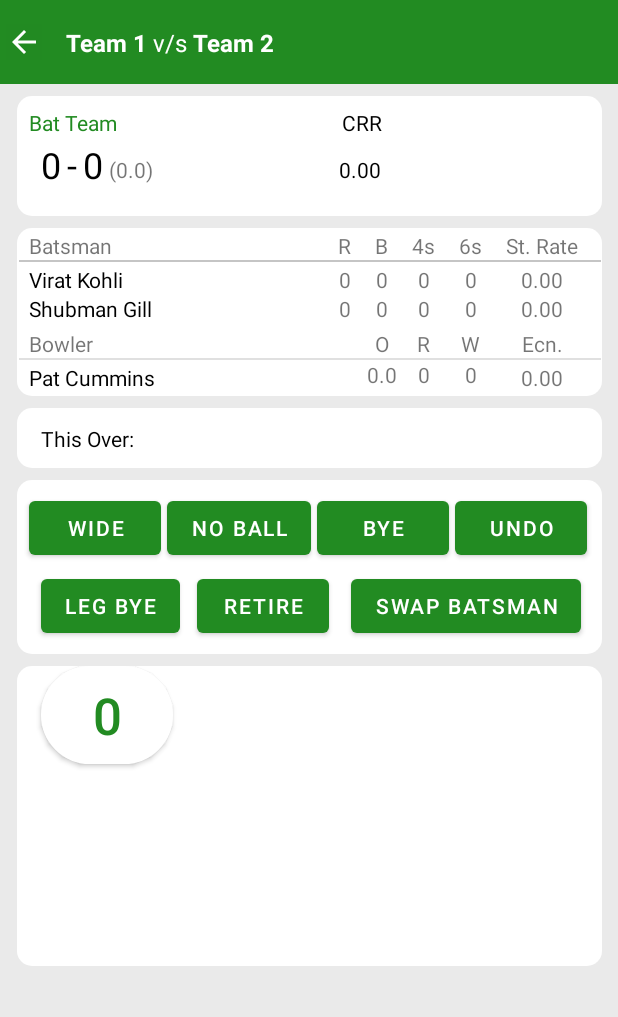
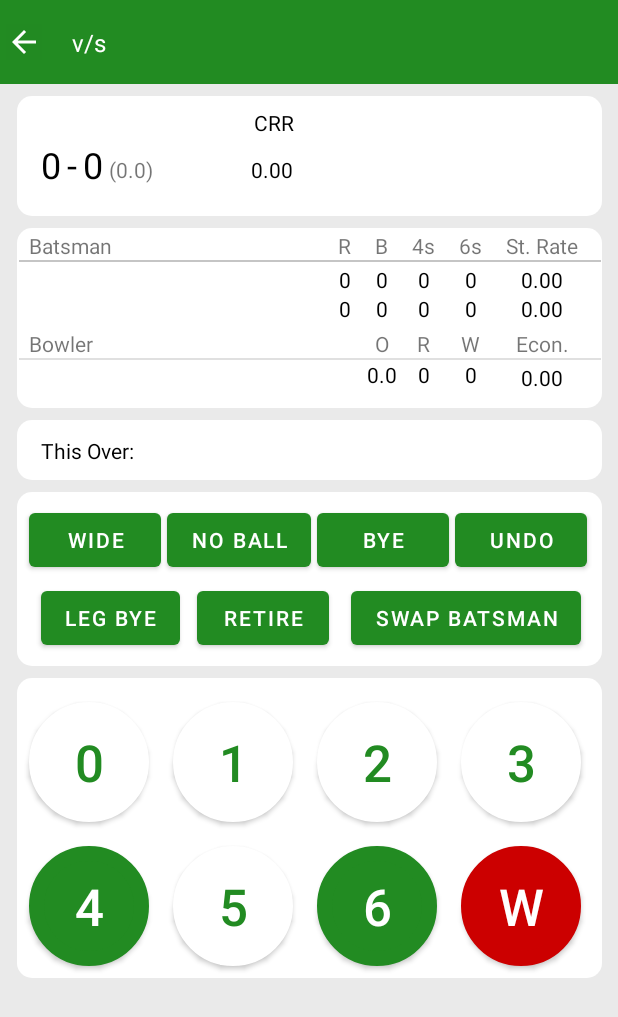
Before and after one commit to karanjotsingh16/cricketscorerbyck, an Android app: the scoreBoard screen opened directly, with no data from a screen before it, on a phone screen of 412 x 824 dp. Shown: the top 1017 px of the screen. Run offline under Robolectric (Android 15) with nearby library versions, the phone set to English and light mode, and no system bars; 1 statement that could not run was skipped.

Commit message:
2nd commit

```diff
--- a/app/src/main/java/com/karancreations/cricketscorerbyck/CustomMatchInput.java
+++ b/app/src/main/java/com/karancreations/cricketscorerbyck/CustomMatchInput.java
@@ -18,6 +18,8 @@ public class CustomMatchInput extends AppCompatActivity {
     static String resToss;
     static String totOvers;
     static String totPlayers;
+
+    static String bat;
 
 
     @Override
@@ -61,14 +63,18 @@ public class CustomMatchInput extends AppCompatActivity {
                 if (binding.tossTeam1.isChecked()) {
                     if (binding.bat.isChecked()) {
                         resToss = nameTeam1 + " opted to bat first";
+                        bat = nameTeam1;
                     } else if(binding.bowl.isChecked()){
                         resToss = nameTeam1 + " opted to bowl first";
+                        bat = nameTeam2;
                     }
                 } else if (binding.tossTeam2.isChecked()) {
                     if (binding.bat.isChecked()) {
                         resToss = nameTeam2 + " opted to bat first";
+                        bat = nameTeam2;
                     } else if (binding.bowl.isChecked()){
                         resToss = nameTeam2 + " opted to bowl first";
+                        bat  = nameTeam1;
                     }
                 }
 
--- a/app/src/main/java/com/karancreations/cricketscorerbyck/scoreBoard.java
+++ b/app/src/main/java/com/karancreations/cricketscorerbyck/scoreBoard.java
@@ -3,11 +3,51 @@ package com.karancreations.cricketscorerbyck;
 import androidx.appcompat.app.AppCompatActivity;
 
 import android.os.Bundle;
+import android.view.View;
 
 import com.karancreations.cricketscorerbyck.databinding.ActivityScoreBoardBinding;
+import com.karancreations.cricketscorerbyck.playerDetails;
 
 public class scoreBoard extends AppCompatActivity {
     ActivityScoreBoardBinding binding;
+
+    String scStriker;
+    String scnonStriker;
+    String scBowler;
+    String team1;
+    String team2;
+    String teambat;
+    int totRuns = 0;
+
+    String runs;
+    int overs = 0;
+    int balls = 0;
+    String totOvers;
+    String totBalls;
+    int wickets = 0;
+    String wick;
+    int totPlayers;
+
+    @Override
+    protected void onStart() {
+        super.onStart();
+        scStriker = playerDetails.striker;
+        scnonStriker = playerDetails.nonStriker;
+        scBowler = playerDetails.openingBowler;
+        team1 = CustomMatchInput.nameTeam1;
+        team2 = CustomMatchInput.nameTeam2;
+        teambat = CustomMatchInput.bat;
+
+        totPlayers = Integer.parseInt(CustomMatchInput.totPlayers);
+
+        binding.strikersb.setText(scStriker);
+        binding.nstrikersb.setText(scnonStriker);
+        binding.bowlersb.setText(scBowler);
+        binding.t1name.setText(team1);
+        binding.t2name.setText(team2);
+        binding.batteam.setText(teambat);
+
+    }
 
     @Override
     protected void onCreate(Bundle savedInstanceState) {
@@ -17,5 +57,191 @@ public class scoreBoard extends AppCompatActivity {
 
         getSupportActionBar().hide();  // To hide Title Bar
 
+       onStart();
+
+       binding.btn0run.setOnClickListener(new View.OnClickListener() {
+           @Override
+           public void onClick(View view) {
+               totRuns += 0;
+               runs = Integer.toString(totRuns);
+               binding.totruns.setText(runs);
+
+               balls += 1;
+               if (balls == 6){
+                   balls = 0;
+                   overs += 1;
+               }
+               totBalls = Integer.toString(balls);
+               totOvers = Integer.toString(overs);
+
+               binding.balls.setText(totBalls);
+               binding.totovers.setText(totOvers);
+
+           }
+       });
+
+       binding.btn1run.setOnClickListener(new View.OnClickListener() {
+           @Override
+           public void onClick(View view) {
+               totRuns += 1;
+               runs = Integer.toString(totRuns);
+               binding.totruns.setText(runs);
+
+               balls += 1;
+               if (balls == 6){
+                   balls = 0;
+                   overs += 1;
+               }
+               totBalls = Integer.toString(balls);
+               totOvers = Integer.toString(overs);
+
+               binding.balls.setText(totBalls);
+               binding.totovers.setText(totOvers);
+
+           }
+       });
+
+
+
+        binding.btn2run.setOnClickListener(new View.OnClickListener() {
+            @Override
+            public void onClick(View view) {
+                totRuns += 2;
+                runs = Integer.toString(totRuns);
+                binding.totruns.setText(runs);
+
+                balls += 1;
+                if (balls == 6){
+                    balls = 0;
+                    overs += 1;
+                }
+                totBalls = Integer.toString(balls);
+                totOvers = Integer.toString(overs);
+
+                binding.balls.setText(totBalls);
+                binding.totovers.setText(totOvers);
+
+
+            }
+        });
+
+
+
+        binding.btn3run.setOnClickListener(new View.OnClickListener() {
+            @Override
+            public void onClick(View view) {
+                totRuns += 3;
+                runs = Integer.toString(totRuns);
+                binding.totruns.setText(runs);
+
+                balls += 1;
+                if (balls == 6){
+                    balls = 0;
+                    overs += 1;
+                }
+                totBalls = Integer.toString(balls);
+                totOvers = Integer.toString(overs);
+
+                binding.balls.setText(totBalls);
+                binding.totovers.setText(totOvers);
+
+
+            }
+        });
+
+
+
+        binding.btn4run.setOnClickListener(new View.OnClickListener() {
+            @Override
+            public void onClick(View view) {
+                totRuns += 4;
+                runs = Integer.toString(totRuns);
+                binding.totruns.setText(runs);
+
+                balls += 1;
+                if (balls == 6){
+                    balls = 0;
+                    overs += 1;
+                }
+                totBalls = Integer.toString(balls);
+                totOvers = Integer.toString(overs);
+
+                binding.balls.setText(totBalls);
+                binding.totovers.setText(totOvers);
+
+
+            }
+        });
+
+
+        binding.btn5run.setOnClickListener(new View.OnClickListener() {
+            @Override
+            public void onClick(View view) {
+                totRuns += 5;
+                runs = Integer.toString(totRuns);
+                binding.totruns.setText(runs);
+
+                balls += 1;
+                if (balls == 6){
+                    balls = 0;
+                    overs += 1;
+                }
+                totBalls = Integer.toString(balls);
+                totOvers = Integer.toString(overs);
+
+                binding.balls.setText(totBalls);
+                binding.totovers.setText(totOvers);
+
+
+            }
+        });
+
+
+        binding.btn6run.setOnClickListener(new View.OnClickListener() {
+            @Override
+            public void onClick(View view) {
+                totRuns += 6;
+                runs = Integer.toString(totRuns);
+                binding.totruns.setText(runs);
+
+                balls += 1;
+                if (balls == 6){
+                    balls = 0;
+                    overs += 1;
+                }
+                totBalls = Integer.toString(balls);
+                totOvers = Integer.toString(overs);
+
+                binding.balls.setText(totBalls);
+                binding.totovers.setText(totOvers);
+
+
+            }
+        });
+
+        binding.btnwicket.setOnClickListener(new View.OnClickListener() {
+            @Override
+            public void onClick(View view) {
+                wickets += 1;
+                wick = Integer.toString(wickets);
+                binding.totwickets.setText(wick);
+
+                balls += 1;
+                if (balls == 6){
+                    balls = 0;
+                    overs += 1;
+                }
+                totBalls = Integer.toString(balls);
+                totOvers = Integer.toString(overs);
+
+                binding.balls.setText(totBalls);
+                binding.totovers.setText(totOvers);
+
+
+            }
+        });
+
+
+
     }
 }
--- a/app/src/main/res/drawable/runsbtnbg.xml
+++ b/app/src/main/res/drawable/runsbtnbg.xml
@@ -4,7 +4,7 @@
         <shape android:shape="rectangle">
             <corners android:radius="1000dp"  />
             <solid android:color="@android:color/white" />
-            <stroke android:width="4dp" android:color="@color/forest_green" />
+            <stroke android:width="10dp" android:color="@color/forest_green" />
         </shape>
     </item>
 </selector>
--- a/app/src/main/res/layout/activity_score_board.xml
+++ b/app/src/main/res/layout/activity_score_board.xml
@@ -37,17 +37,117 @@
         app:layout_constraintTop_toBottomOf="@+id/constraintLayout4">
 
         <Button
-            android:id="@+id/button2"
-            android:layout_width="wrap_content"
-            android:layout_height="wrap_content"
-            android:layout_marginStart="16dp"
+            android:id="@+id/btn0run"
+            android:layout_width="80dp"
+            android:layout_height="80dp"
+            android:layout_marginStart="8dp"
+            android:layout_marginTop="16dp"
             android:background="@drawable/runsbtnbg"
             android:text="0"
             android:textColor="@color/forest_green"
             android:textSize="34sp"
             app:backgroundTint="@color/white"
             app:layout_constraintStart_toStartOf="parent"
-            tools:layout_editor_absoluteY="28dp" />
+            app:layout_constraintTop_toTopOf="parent" />
+
+        <Button
+            android:id="@+id/btn4run"
+            android:layout_width="80dp"
+            android:layout_height="80dp"
+            android:layout_marginStart="8dp"
+            android:layout_marginTop="16dp"
+            android:background="@drawable/runsbtnbg"
+            android:text="4"
+            android:textColor="@color/white"
+            android:textSize="34sp"
+            app:backgroundTint="@color/forest_green"
+            app:layout_constraintStart_toStartOf="parent"
+            app:layout_constraintTop_toBottomOf="@+id/btn0run" />
+
+        <Button
+            android:id="@+id/btn6run"
+            android:layout_width="80dp"
+            android:layout_height="80dp"
+            android:layout_marginStart="16dp"
+            android:layout_marginTop="16dp"
+            android:background="@drawable/runsbtnbg"
+            android:text="6"
+            android:textColor="@color/white"
+            android:textSize="34sp"
+            app:backgroundTint="@color/forest_green"
+            app:layout_constraintStart_toEndOf="@+id/btn5run"
+            app:layout_constraintTop_toBottomOf="@+id/btn0run" />
+
+        <Button
+            android:id="@+id/btnwicket"
+            android:layout_width="80dp"
+            android:layout_height="80dp"
+            android:layout_marginStart="16dp"
+            android:layout_marginTop="16dp"
+            android:background="@drawable/runsbtnbg"
+            android:text="w"
+            android:textColor="@color/white"
+            android:textSize="34sp"
+            app:backgroundTint="@android:color/holo_red_dark"
+            app:layout_constraintStart_toEndOf="@+id/btn6run"
+            app:layout_constraintTop_toBottomOf="@+id/btn0run" />
+
+        <Button
+            android:id="@+id/btn1run"
+            android:layout_width="80dp"
+            android:layout_height="80dp"
+            android:layout_marginStart="16dp"
+            android:layout_marginTop="16dp"
+            android:background="@drawable/runsbtnbg"
+            android:text="1"
+            android:textColor="@color/forest_green"
+            android:textSize="34sp"
+            app:backgroundTint="@color/white"
+            app:layout_constraintStart_toEndOf="@+id/btn0run"
+            app:layout_constraintTop_toTopOf="parent" />
+
+        <Button
+            android:id="@+id/btn5run"
+            android:layout_width="80dp"
+            android:layout_height="80dp"
+            android:layout_marginStart="16dp"
+            android:layout_marginTop="16dp"
+            android:background="@drawable/runsbtnbg"
+            android:text="5"
+            android:textColor="@color/forest_green"
+            android:textSize="34sp"
+            app:backgroundTint="@color/white"
+            app:layout_constraintStart_toEndOf="@+id/btn0run"
+            app:layout_constraintTop_toBottomOf="@+id/btn1run" />
+
+        <Button
+            android:id="@+id/btn2run"
+            android:layout_width="80dp"
+            android:layout_height="80dp"
+            android:layout_marginStart="16dp"
+            android:layout_marginTop="16dp"
+            android:background="@drawable/runsbtnbg"
+            android:text="2"
+            android:textColor="@color/forest_green"
+            android:textSize="34sp"
+            app:backgroundTint="@color/white"
+            app:layout_constraintStart_toEndOf="@+id/btn1run"
+            app:layout_constraintTop_toTopOf="parent" />
+
+        <Button
+            android:id="@+id/btn3run"
+            android:layout_width="80dp"
+            android:layout_height="80dp"
+            android:layout_marginStart="16dp"
+            android:layout_marginTop="16dp"
+            android:background="@drawable/runsbtnbg"
+            android:text="3"
+            android:textColor="@color/forest_green"
+            android:textSize="34sp"
+            app:backgroundTint="@color/white"
+            app:layout_constraintStart_toEndOf="@+id/btn2run"
+            app:layout_constraintTop_toTopOf="parent" />
+
     </androidx.constraintlayout.widget.ConstraintLayout>
 
     <TextView
@@ -265,8 +365,26 @@
             android:layout_width="wrap_content"
             android:layout_height="wrap_content"
             android:layout_marginTop="12dp"
+            android:text="."
+            app:layout_constraintStart_toEndOf="@+id/totovers"
+            app:layout_constraintTop_toBottomOf="@+id/batteam" />
+
+        <TextView
+            android:id="@+id/balls"
+            android:layout_width="wrap_content"
+            android:layout_height="wrap_content"
+            android:layout_marginTop="12dp"
+            android:text="0"
+            app:layout_constraintStart_toEndOf="@+id/textView11"
+            app:layout_constraintTop_toBottomOf="@+id/batteam" />
+
+        <TextView
+            android:id="@+id/textView21"
+            android:layout_width="wrap_content"
+            android:layout_height="wrap_content"
+            android:layout_marginTop="12dp"
             android:text=")"
-            app:layout_constraintStart_toEndOf="@+id/totovers"
+            app:layout_constraintStart_toEndOf="@+id/balls"
             app:layout_constraintTop_toBottomOf="@+id/batteam" />
 
         <TextView
@@ -274,7 +392,7 @@
             android:layout_width="wrap_content"
             android:layout_height="wrap_content"
             android:layout_marginTop="12dp"
-            android:text="0.0"
+            android:text="0"
             app:layout_constraintStart_toEndOf="@+id/textView9"
             app:layout_constraintTop_toBottomOf="@+id/batteam" />
 
@@ -354,7 +472,7 @@
     <androidx.constraintlayout.widget.ConstraintLayout
         android:id="@+id/constraintLayout2"
         android:layout_width="390dp"
-        android:layout_height="112dp"
+        android:layout_height="120dp"
         android:layout_marginStart="8dp"
         android:layout_marginTop="8dp"
         android:layout_marginEnd="8dp"
@@ -369,6 +487,7 @@
             android:layout_height="wrap_content"
             android:layout_marginTop="2dp"
             android:text="0"
+            android:textColor="@color/black"
             app:layout_constraintEnd_toEndOf="@+id/textView5"
             app:layout_constraintStart_toStartOf="@+id/textView5"
             app:layout_constraintTop_toBottomOf="@+id/divider" />
@@ -379,6 +498,7 @@
             android:layout_height="wrap_content"
             android:layout_marginTop="2dp"
             android:text="0"
+            android:textColor="@color/black"
             app:layout_constraintEnd_toEndOf="@+id/textView8"
             app:layout_constraintStart_toStartOf="@+id/textView8"
             app:layout_constraintTop_toBottomOf="@+id/divider" />
@@ -389,6 +509,7 @@
             android:layout_height="wrap_content"
             android:layout_marginTop="2dp"
             android:text="0"
+            android:textColor="@color/black"
             app:layout_constraintEnd_toEndOf="@+id/textView6"
             app:layout_constraintStart_toStartOf="@+id/textView6"
             app:layout_constraintTop_toBottomOf="@+id/divider" />
@@ -410,6 +531,7 @@
             android:layout_height="wrap_content"
             android:layout_marginTop="2dp"
             android:text="0.00"
+            android:textColor="@color/black"
             app:layout_constraintEnd_toEndOf="@+id/textView"
             app:layout_constraintStart_toStartOf="@+id/textView"
             app:layout_constraintTop_toBottomOf="@+id/divider" />
@@ -420,6 +542,7 @@
             android:layout_height="wrap_content"
             android:layout_marginTop="2dp"
             android:text="0"
+            android:textColor="@color/black"
             app:layout_constraintEnd_toEndOf="@+id/textView4"
             app:layout_constraintStart_toStartOf="@+id/textView4"
             app:layout_constraintTop_toBottomOf="@+id/divider" />
@@ -439,7 +562,7 @@
             android:layout_width="wrap_content"
             android:layout_height="wrap_content"
             android:layout_marginTop="4dp"
-            android:text="Ecn."
+            android:text="Econ."
             app:layout_constraintEnd_toEndOf="@+id/textView"
             app:layout_constraintStart_toStartOf="@+id/textView"
             app:layout_constraintTop_toBottomOf="@+id/nstrikerstrate" />
@@ -450,6 +573,7 @@
             android:layout_height="wrap_content"
             android:layout_marginTop="2dp"
             android:text="0.00"
+            android:textColor="@color/black"
             app:layout_constraintEnd_toEndOf="@+id/textView"
             app:layout_constraintStart_toStartOf="@+id/textView"
             app:layout_constraintTop_toBottomOf="@+id/divider5" />
@@ -459,6 +583,7 @@
             android:layout_width="wrap_content"
             android:layout_height="wrap_content"
             android:text="0.00"
+            android:textColor="@color/black"
             app:layout_constraintEnd_toEndOf="@+id/textView"
             app:layout_constraintStart_toStartOf="@+id/textView"
             app:layout_constraintTop_toBottomOf="@+id/strikerstrate" />
@@ -488,6 +613,7 @@
             android:layout_width="wrap_content"
             android:layout_height="wrap_content"
             android:text="0"
+            android:textColor="@color/black"
             app:layout_constraintEnd_toEndOf="@+id/textView4"
             app:layout_constraintStart_toStartOf="@+id/textView4"
             app:layout_constraintTop_toBottomOf="@+id/divider5" />
@@ -507,6 +633,7 @@
             android:layout_width="wrap_content"
             android:layout_height="wrap_content"
             android:text="0"
+            android:textColor="@color/black"
             app:layout_constraintEnd_toEndOf="@+id/textView5"
             app:layout_constraintStart_toStartOf="@+id/textView5"
             app:layout_constraintTop_toBottomOf="@+id/divider5" />
@@ -526,6 +653,7 @@
             android:layout_width="wrap_content"
             android:layout_height="wrap_content"
             android:text="0.0"
+            android:textColor="@color/black"
             app:layout_constraintEnd_toEndOf="@+id/textView6"
             app:layout_constraintStart_toStartOf="@+id/textView6"
             app:layout_constraintTop_toBottomOf="@+id/divider5" />
@@ -535,6 +663,7 @@
             android:layout_width="wrap_content"
             android:layout_height="wrap_content"
             android:text="0"
+            android:textColor="@color/black"
             app:layout_constraintEnd_toEndOf="@+id/textView4"
             app:layout_constraintStart_toStartOf="@+id/textView4"
             app:layout_constraintTop_toBottomOf="@+id/strikersixes" />
@@ -554,6 +683,7 @@
             android:layout_width="wrap_content"
             android:layout_height="wrap_content"
             android:text="0"
+            android:textColor="@color/black"
             app:layout_constraintEnd_toEndOf="@+id/textView5"
             app:layout_constraintStart_toStartOf="@+id/textView5"
             app:layout_constraintTop_toBottomOf="@+id/strikerfours" />
@@ -573,6 +703,7 @@
             android:layout_width="wrap_content"
             android:layout_height="wrap_content"
             android:text="0"
+            android:textColor="@color/black"
             app:layout_constraintEnd_toEndOf="@+id/textView6"
             app:layout_constraintStart_toStartOf="@+id/textView6"
             app:layout_constraintTop_toBottomOf="@+id/strikerballs" />
@@ -592,6 +723,7 @@
             android:layout_width="wrap_content"
             android:layout_height="wrap_content"
             android:text="0"
+            android:textColor="@color/black"
             app:layout_constraintEnd_toEndOf="@+id/textView8"
             app:layout_constraintStart_toStartOf="@+id/textView8"
             app:layout_constraintTop_toBottomOf="@+id/strikerruns" />
```
Also changed, not shown: app/src/main/java/com/karancreations/cricketscorerbyck/playerDetails.java (+3 -4 lines).
